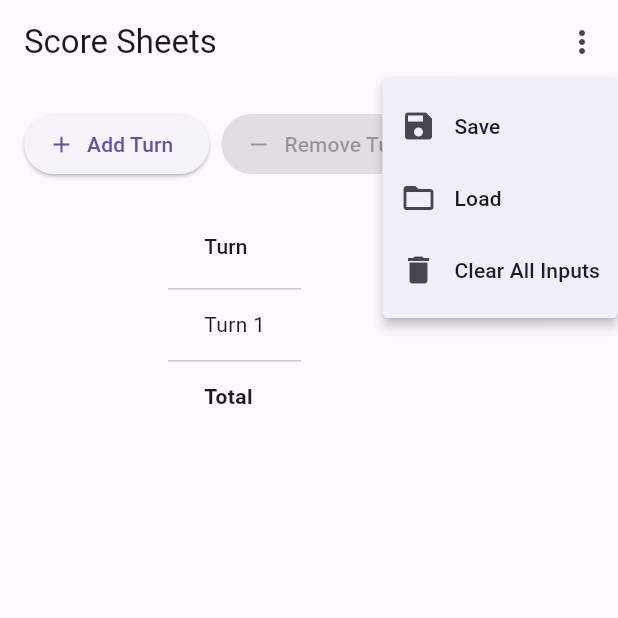
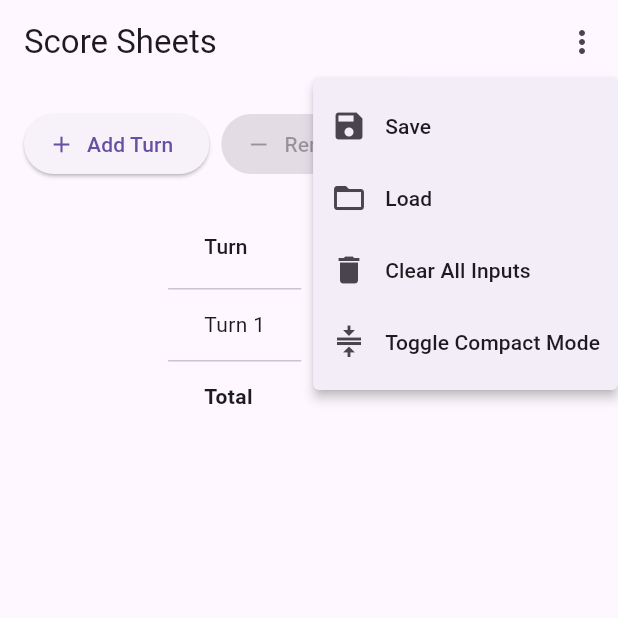
Before and after one commit to RMStyle/simply-scored, a Flutter app: the ScoreSheetsTable screen opened directly with empty values, after a tap on "Add Turn", after a tap on "Remove Turn", after a tap on the "more vert" icon, on a phone screen of 412 x 824 dp, the top half of it. Run offline on Flutter 3.47's test engine with Material 3 defaults, Android fonts, the phone set to English and light mode, and no system bars; our stand-ins replace decimal, dynamic_color, file_picker, shared_preferences; accounts and stored records are empty.

Commit message:
Added compact mode setting to fix #21; Fix hint setting not respected; Values can now take the space they need instead of  a fixed width;

```diff
--- a/lib/components/scoreboard.dart
+++ b/lib/components/scoreboard.dart
@@ -66,7 +66,17 @@ class _ScoreSheetsTableState extends State<ScoreSheetsTable> {
     );
 
     final prefs = await SharedPreferences.getInstance();
-    settings.showHints = prefs.getBool('showHints') ?? true;
+    setState(() {
+      settings.showHints = prefs.getBool('showHints') ?? true;
+      settings.compactModeActivate =
+          prefs.getBool('compactModeActivate') ?? false;
+    });
+  }
+
+  void _toggleCompactMode() {
+    setState(() {
+      settings.compactModeActivate = !settings.compactModeActivate;
+    });
   }
 
   void _addTurn() {
@@ -320,6 +330,11 @@ class _ScoreSheetsTableState extends State<ScoreSheetsTable> {
                   leadingIcon: const Icon(Icons.delete),
                   child: Text('Clear All Inputs'),
                 ),
+                MenuItemButton(
+                  onPressed: _toggleCompactMode,
+                  leadingIcon: const Icon(Icons.compress),
+                  child: Text('Toggle Compact Mode'),
+                ),
               ],
             ),
           ],
@@ -350,6 +365,8 @@ class _ScoreSheetsTableState extends State<ScoreSheetsTable> {
                 child: SingleChildScrollView(
                   scrollDirection: Axis.horizontal,
                   child: DataTable(
+                    columnSpacing: settings.compactModeActivate ? 14.0 : 56.0,
+                    horizontalMargin: settings.compactModeActivate ? 6.0 : 24.0,
                     columns: [
                       const DataColumn(label: Text('Turn')),
                       ...players.map((name) => DataColumn(label: Text(name))),
@@ -387,7 +404,6 @@ class _ScoreSheetsTableState extends State<ScoreSheetsTable> {
                             players.length,
                             (col) => DataCell(
                               SizedBox(
-                                width: 60,
                                 child: TextField(
                                   focusNode: focusNodes[rowIndex][col],
                                   controller: controllers[rowIndex][col],
--- a/lib/models/settings.dart
+++ b/lib/models/settings.dart
@@ -15,6 +15,7 @@
 
 class Settings {
   bool showHints;
+  bool compactModeActivate = false;
 
-  Settings({this.showHints = true});
+  Settings({this.showHints = true, this.compactModeActivate = false});
 }
```
Also changed, not shown: lib/components/settingspage.dart (+20 -0 lines).
